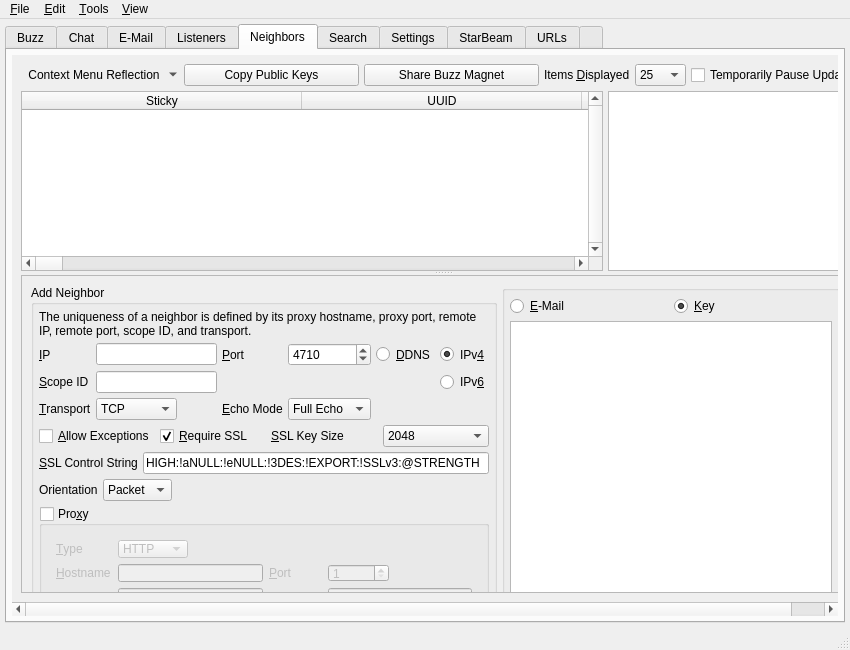
Qt form branches/trunk/UI/spot-on-controlcenter.ui (textbrowser/spot-on) before a commit.
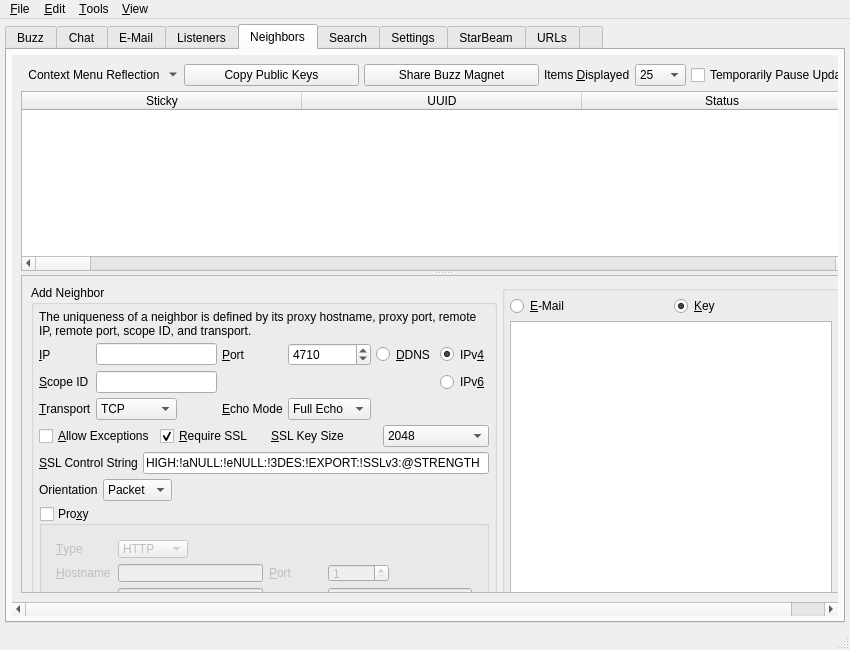
The same form after that commit. The open tabs and pages were chosen to show the change. Icons and pictures are not drawn. Custom widgets are drawn as their Qt base class.

Commit message: Purge database objects. Removed Neighbor Summary.

The edit to the form file:
```diff
--- a/branches/trunk/UI/spot-on-controlcenter.ui
+++ b/branches/trunk/UI/spot-on-controlcenter.ui
@@ -3241,8 +3241,8 @@
             <rect>
              <x>0</x>
              <y>0</y>
-             <width>795</width>
-             <height>225</height>
+             <width>826</width>
+             <height>555</height>
             </rect>
            </property>
            <layout class="QVBoxLayout" name="verticalLayout_14">
@@ -3382,11 +3382,6 @@
                  </layout>
                 </item>
                 <item>
-                 <layout class="QHBoxLayout" name="horizontalLayout_48">
-                  <property name="spacing">
-                   <number>5</number>
-                  </property>
-                  <item>
                    <widget class="QTableWidget" name="neighbors">
                     <property name="verticalScrollBarPolicy">
                      <enum>Qt::ScrollBarAlwaysOn</enum>
@@ -3632,29 +3627,6 @@
                     </column>
                    </widget>
                   </item>
-                  <item>
-                   <widget class="QTextBrowser" name="neighborSummary">
-                    <property name="sizePolicy">
-                     <sizepolicy hsizetype="Minimum" vsizetype="Expanding">
-                      <horstretch>0</horstretch>
-                      <verstretch>0</verstretch>
-                     </sizepolicy>
-                    </property>
-                    <property name="font">
-                     <font>
-                      <family>Monospace</family>
-                     </font>
-                    </property>
-                    <property name="tabChangesFocus">
-                     <bool>true</bool>
-                    </property>
-                    <property name="openLinks">
-                     <bool>false</bool>
-                    </property>
-                   </widget>
-                  </item>
-                 </layout>
-                </item>
                </layout>
               </widget>
               <widget class="QScrollArea" name="scrollArea_12">
```
Left out of the diff: 711 changed lines with no effect on the pictures. Lines whose indentation alone changed are shown as unchanged. The commit also changes 8 other files.
